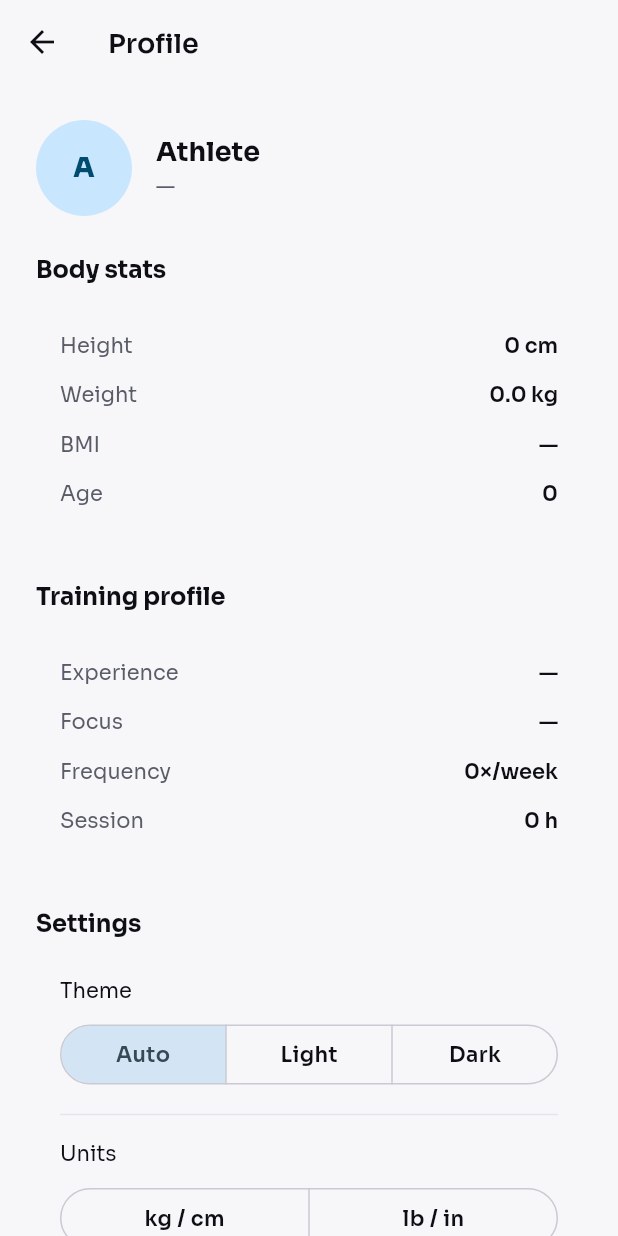
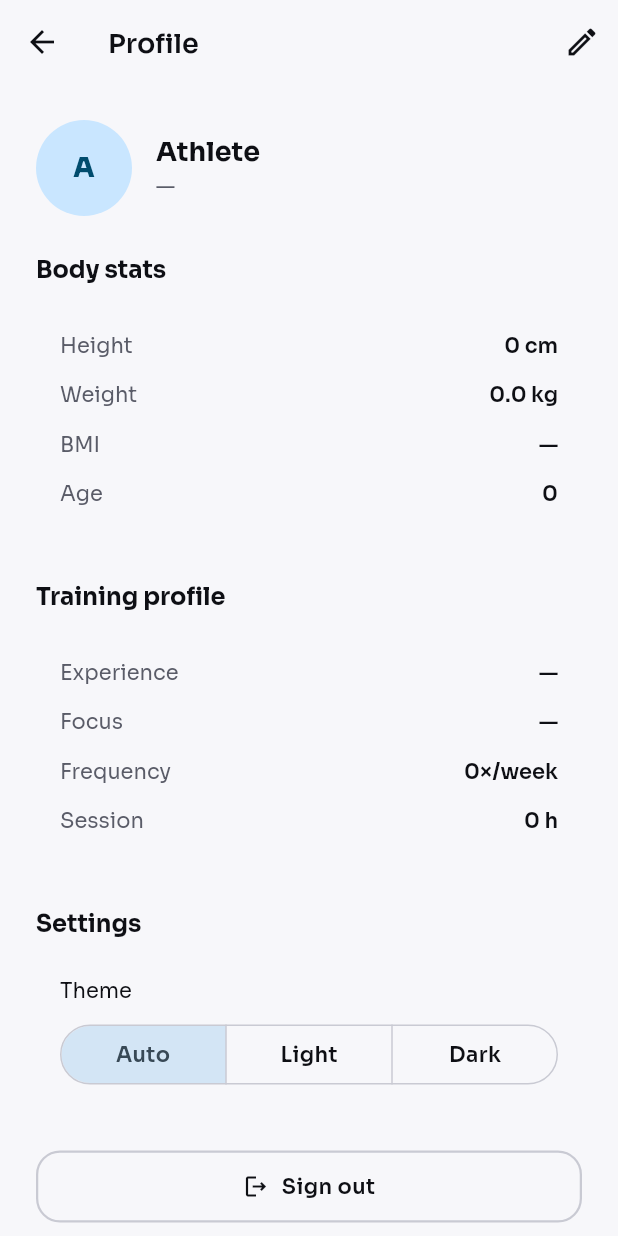
Before and after one commit to Ibrahim-Shahin1/fitnova, a Flutter app: the ProfileTab screen opened directly, on a phone screen of 412 x 824 dp. Run offline on Flutter 3.47's test engine with Material 3 defaults, Android fonts, the phone set to English and light mode, and no system bars; our stand-ins replace camera, flutter_svg, image_picker, shared_preferences, supabase_flutter, video_player; accounts and stored records are empty; project files that could hold a hidden picture were left out.

Commit message:
feat(profile): editable body stats + training profile; drop units toggle (kg/cm standard)

```diff
--- a/lib/screens/profile/profile_tab.dart
+++ b/lib/screens/profile/profile_tab.dart
@@ -8,10 +8,11 @@ import '../../theme/app_spacing.dart';
 import '../../theme/theme_controller.dart';
 import '../../widgets/ui/app_button.dart';
 import '../../widgets/ui/app_card.dart';
+import 'edit_profile_screen.dart';
 
 /// Profile — the user's personal hub: identity, body stats, training profile,
-/// and settings (theme, units, sign out). No gamification/achievements.
-/// Progress charts (weight trend, PRs) arrive once logging exists.
+/// and settings (theme, sign out). Body stats + training profile are editable
+/// via the Edit screen. Progress charts (weight trend, PRs) arrive with logging.
 class ProfileTab extends StatelessWidget {
   const ProfileTab({super.key});
 
@@ -20,7 +21,19 @@ class ProfileTab extends StatelessWidget {
     final profile = context.watch<ProfileProvider>().profile;
 
     return Scaffold(
-      appBar: AppBar(title: const Text('Profile')),
+      appBar: AppBar(
+        title: const Text('Profile'),
+        actions: [
+          if (profile != null)
+            IconButton(
+              tooltip: 'Edit profile',
+              icon: const Icon(Icons.edit_outlined),
+              onPressed: () => Navigator.of(context).push(
+                MaterialPageRoute(builder: (_) => const EditProfileScreen()),
+              ),
+            ),
+        ],
+      ),
       body: profile == null
           ? const Center(child: CircularProgressIndicator())
           : ListView(
@@ -68,16 +81,7 @@ class ProfileTab extends StatelessWidget {
                 const SizedBox(height: AppSpacing.lg),
 
                 _SectionTitle('Settings'),
-                AppCard(
-                  child: Column(
-                    crossAxisAlignment: CrossAxisAlignment.start,
-                    children: [
-                      const _ThemeSetting(),
-                      const Divider(height: AppSpacing.xl),
-                      _UnitsSetting(profile: profile),
-                    ],
-                  ),
-                ),
+                AppCard(child: const _ThemeSetting()),
                 const SizedBox(height: AppSpacing.lg),
 
                 AppButton(
@@ -172,38 +176,6 @@ class _ThemeSetting extends StatelessWidget {
             selected: {mode},
             onSelectionChanged: (s) =>
                 context.read<ThemeController>().setMode(s.first),
-          ),
-        ),
-      ],
-    );
-  }
-}
-
-class _UnitsSetting extends StatelessWidget {
-  const _UnitsSetting({required this.profile});
-
-  final UserProfile profile;
-
-  @override
-  Widget build(BuildContext context) {
-    final theme = Theme.of(context);
-    return Column(
-      crossAxisAlignment: CrossAxisAlignment.start,
-      children: [
-        Text('Units', style: theme.textTheme.bodyMedium),
-        const SizedBox(height: AppSpacing.sm),
-        SizedBox(
-          width: double.infinity,
-          child: SegmentedButton<String>(
-            showSelectedIcon: false,
-            segments: const [
-              ButtonSegment(value: 'metric', label: Text('kg / cm')),
-              ButtonSegment(value: 'imperial', label: Text('lb / in')),
-            ],
-            selected: {profile.unitPreference},
-            onSelectionChanged: (s) => context
-                .read<ProfileProvider>()
-                .save(profile.copyWith(unitPreference: s.first)),
           ),
         ),
       ],
@@ -325,16 +297,10 @@ String _bmi(UserProfile p) {
 
 String _weight(UserProfile p) {
   final w = p.weightKg;
-  if (w == null) return '—';
-  return p.unitPreference == 'imperial'
-      ? '${(w * 2.20462).toStringAsFixed(1)} lb'
-      : '${w.toStringAsFixed(1)} kg';
+  return w == null ? '—' : '${w.toStringAsFixed(1)} kg';
 }
 
 String _height(UserProfile p) {
   final h = p.heightCm;
-  if (h == null) return '—';
-  return p.unitPreference == 'imperial'
-      ? '${(h / 2.54).toStringAsFixed(0)} in'
-      : '${h.toStringAsFixed(0)} cm';
+  return h == null ? '—' : '${h.toStringAsFixed(0)} cm';
 }
```
Also changed, not shown: lib/screens/profile/edit_profile_screen.dart (added, +290 -0 lines).
